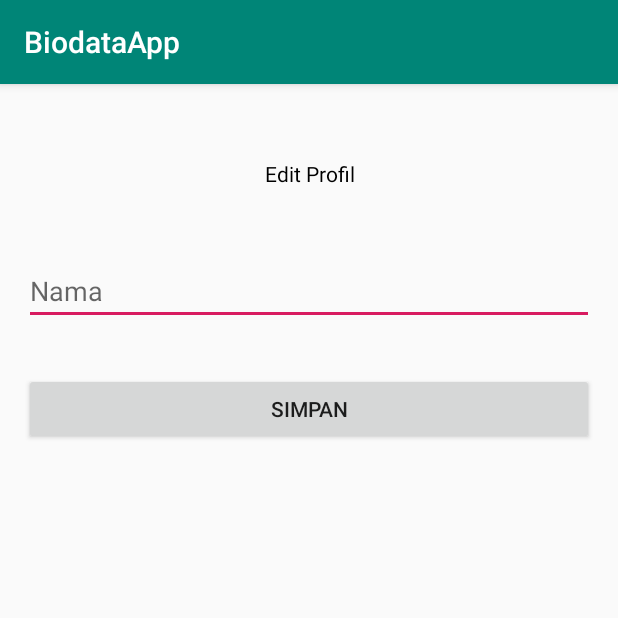
After one commit to Baktiar123/smkcoding_online_project_1, an Android app: the EditProfilActivity screen opened directly, with no data from a screen before it, on a phone screen of 412 x 824 dp, the top half of it. The commit adds this screen. Run offline under Robolectric (Android 15) with nearby library versions, the phone set to English and light mode, and no system bars; 1 statement that could not run was skipped.

Commit message:
Edit Profile and Dial

```diff
--- a/app/src/main/AndroidManifest.xml
+++ b/app/src/main/AndroidManifest.xml
@@ -9,7 +9,8 @@
         android:roundIcon="@mipmap/ic_launcher_round"
         android:supportsRtl="true"
         android:theme="@style/AppTheme">
-        <activity android:name=".ProfilActivity"></activity>
+        <activity android:name=".EditProfilActivity"></activity>
+        <activity android:name=".ProfilActivity" />
         <activity android:name=".MainActivity">
             <intent-filter>
                 <action android:name="android.intent.action.MAIN" />
--- /dev/null
+++ b/app/src/main/java/com/example/projectsatu/EditProfilActivity.kt
@@ -0,0 +1,33 @@
+package com.example.projectsatu
+
+import androidx.appcompat.app.AppCompatActivity
+import android.os.Bundle
+import android.app.Activity
+import android.content.Intent
+import android.view.View
+import kotlinx.android.synthetic.main.activity_edit_profil.*
+
+class EditProfilActivity : AppCompatActivity() {
+
+    override fun onCreate(savedInstanceState: Bundle?) {
+        super.onCreate(savedInstanceState)
+        setContentView(R.layout.activity_edit_profil)
+
+        val intentData = intent.extras
+        val namaUser = intentData!!.getString("nama")
+        edtProfilName.setText(namaUser)
+        btnEditSave.setOnClickListener { saveData() }
+    }
+
+    private fun saveData(){
+        val namaEdit = edtProfilName.text.toString()
+        if (!namaEdit.isEmpty()) {
+            val result = Intent()
+            result.putExtra("nama", namaEdit)
+            setResult(Activity.RESULT_OK, result)
+        } else {
+            setResult(Activity.RESULT_CANCELED)
+        }
+        finish()
+    }
+}
--- /dev/null
+++ b/app/src/main/res/layout/activity_edit_profil.xml
@@ -0,0 +1,37 @@
+<?xml version="1.0" encoding="utf-8"?>
+
+<LinearLayout xmlns:android="http://schemas.android.com/apk/res/android"
+    xmlns:app="http://schemas.android.com/apk/res-auto"
+    xmlns:tools="http://schemas.android.com/tools"
+    android:layout_width="match_parent"
+    android:layout_height="match_parent"
+    android:orientation="vertical"
+    tools:context=".EditProfilActivity" >
+
+    <TextView
+        android:layout_width="match_parent"
+        android:layout_height="wrap_content"
+        android:layout_marginTop="50dp"
+        android:layout_marginRight="16dp"
+        android:layout_marginLeft="16dp"
+        android:layout_marginBottom="30dp"
+        android:gravity="center_horizontal"
+        android:text="Edit Profil"
+        android:textColorHint="#000000"
+        android:textColor="#000000"/>
+
+    <EditText
+        android:id="@+id/edtProfilName"
+        android:layout_width="match_parent"
+        android:layout_height="wrap_content"
+        android:layout_margin="16dp"
+        android:hint="Nama"/>
+    <Button
+        android:id="@+id/btnEditSave"
+        android:layout_width="match_parent"
+        android:layout_height="wrap_content"
+        android:layout_margin="16dp"
+
+        android:text="SIMPAN"/>
+
+</LinearLayout>
```
Also changed, not shown: app/src/main/java/com/example/projectsatu/ProfilActivity.kt (+42 -0 lines), app/src/main/res/drawable-anydpi/ic_person2.xml (added, +11 -0 lines), app/src/main/res/layout/activity_main.xml (+22 -8 lines), app/src/main/res/layout/activity_profil.xml (+6 -2 lines), app/src/main/res/drawable-hdpi/ic_person2.png (added), app/src/main/res/drawable-mdpi/ic_person2.png (added), app/src/main/res/drawable-xhdpi/ic_person2.png (added), app/src/main/res/drawable-xxhdpi/ic_person2.png (added), app/src/main/res/drawable/reg.jpg (added), app/src/main/res/drawable/write.jpg (added), 1 other file.
